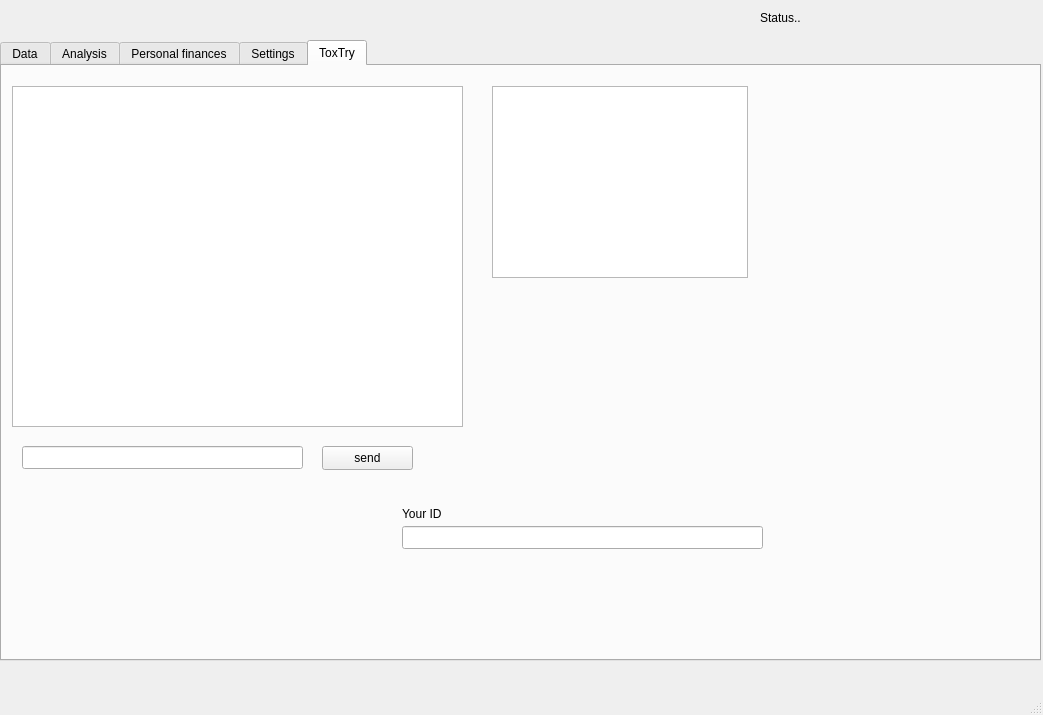
hersche/jobManagement, file ui/gui.ui: the form before one commit.
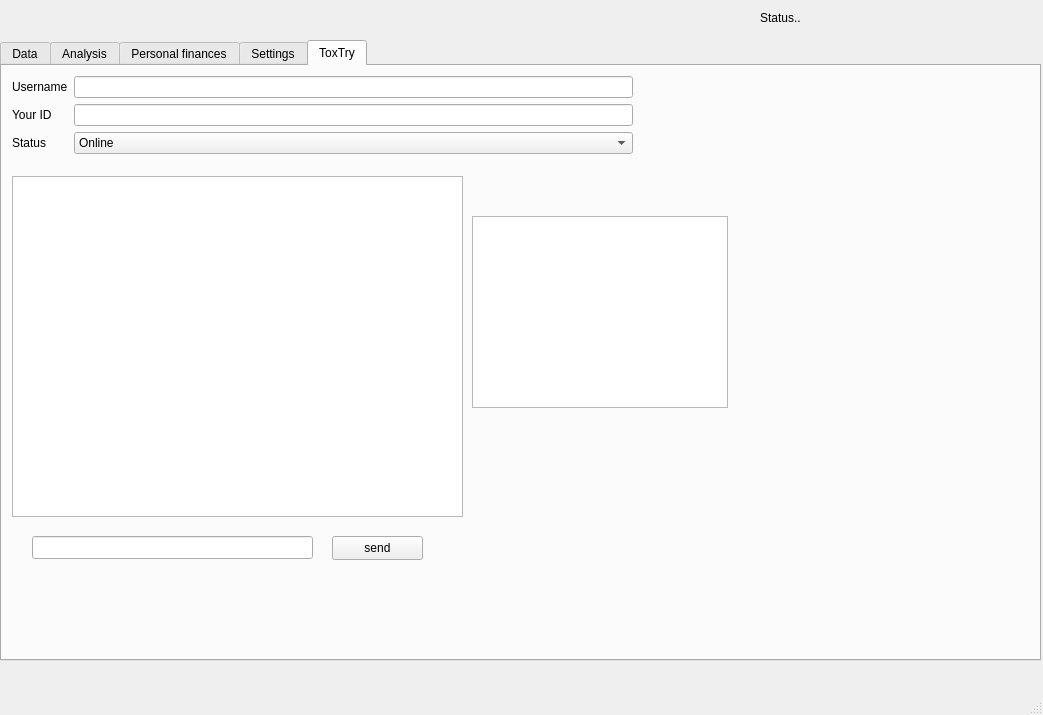
The form after the commit.

```diff
--- a/ui/gui.ui
+++ b/ui/gui.ui
@@ -1696,17 +1696,20 @@
       <property name="geometry">
        <rect>
         <x>10</x>
-        <y>20</y>
+        <y>110</y>
         <width>451</width>
         <height>341</height>
        </rect>
       </property>
+      <property name="readOnly">
+       <bool>true</bool>
+      </property>
      </widget>
      <widget class="QLineEdit" name="toxTrySendText">
       <property name="geometry">
        <rect>
-        <x>20</x>
-        <y>380</y>
+        <x>30</x>
+        <y>470</y>
         <width>281</width>
         <height>23</height>
        </rect>
@@ -1715,8 +1718,8 @@
      <widget class="QPushButton" name="toxTrySendButton">
       <property name="geometry">
        <rect>
-        <x>320</x>
-        <y>380</y>
+        <x>330</x>
+        <y>470</y>
         <width>91</width>
         <height>24</height>
        </rect>
@@ -1728,35 +1731,75 @@
      <widget class="QListWidget" name="toxTryFriends">
       <property name="geometry">
        <rect>
-        <x>490</x>
-        <y>20</y>
+        <x>470</x>
+        <y>150</y>
         <width>256</width>
         <height>192</height>
        </rect>
       </property>
      </widget>
-     <widget class="QLineEdit" name="toxTryId">
+     <widget class="QWidget" name="gridLayoutWidget_5">
       <property name="geometry">
        <rect>
-        <x>400</x>
-        <y>460</y>
-        <width>361</width>
-        <height>23</height>
+        <x>10</x>
+        <y>10</y>
+        <width>621</width>
+        <height>80</height>
        </rect>
       </property>
-     </widget>
-     <widget class="QLabel" name="label_25">
-      <property name="geometry">
-       <rect>
-        <x>400</x>
-        <y>440</y>
-        <width>53</width>
-        <height>15</height>
-       </rect>
-      </property>
-      <property name="text">
-       <string>Your ID</string>
-      </property>
+      <layout class="QGridLayout" name="gridLayout_5">
+       <item row="3" column="0">
+        <widget class="QLabel" name="label_25">
+         <property name="text">
+          <string>Your ID</string>
+         </property>
+        </widget>
+       </item>
+       <item row="0" column="0">
+        <widget class="QLabel" name="label_42">
+         <property name="text">
+          <string>Username</string>
+         </property>
+        </widget>
+       </item>
+       <item row="4" column="0">
+        <widget class="QLabel" name="label_43">
+         <property name="text">
+          <string>Status</string>
+         </property>
+        </widget>
+       </item>
+       <item row="3" column="2">
+        <widget class="QLineEdit" name="toxTryId"/>
+       </item>
+       <item row="0" column="2">
+        <widget class="QLineEdit" name="toxTryUsername"/>
+       </item>
+       <item row="4" column="2">
+        <widget class="QComboBox" name="toxTryStatus">
+         <item>
+          <property name="text">
+           <string>Online</string>
+          </property>
+         </item>
+         <item>
+          <property name="text">
+           <string>Away</string>
+          </property>
+         </item>
+         <item>
+          <property name="text">
+           <string>Busy</string>
+          </property>
+         </item>
+         <item>
+          <property name="text">
+           <string>Offline</string>
+          </property>
+         </item>
+        </widget>
+       </item>
+      </layout>
      </widget>
     </widget>
    </widget>
```
